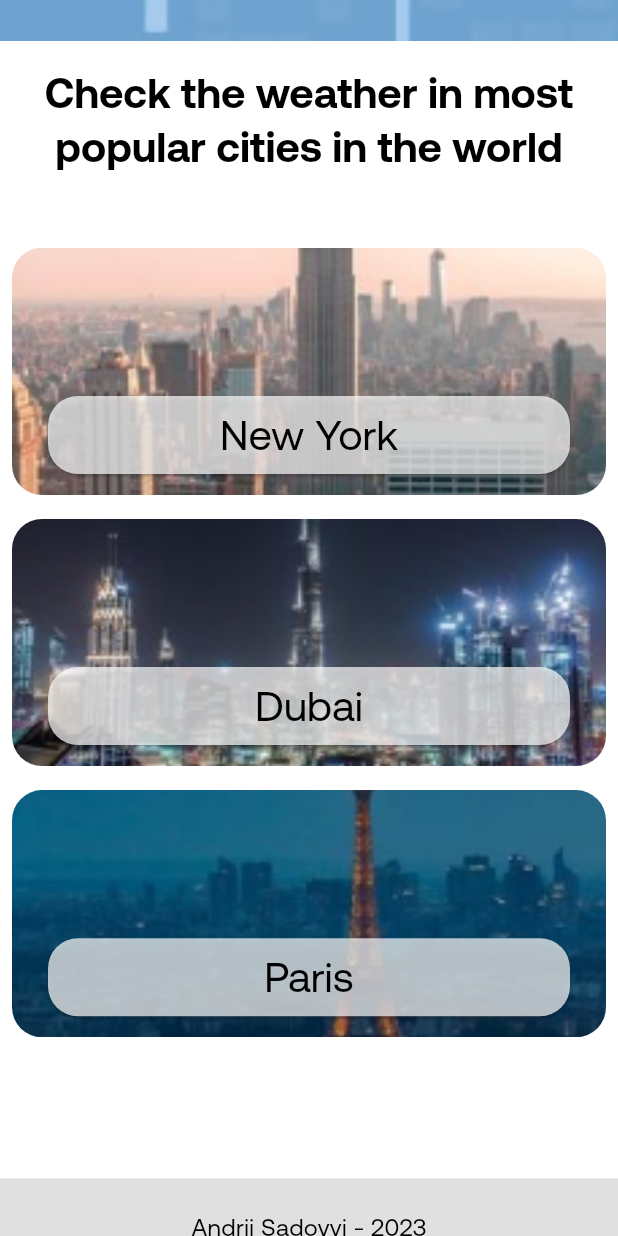
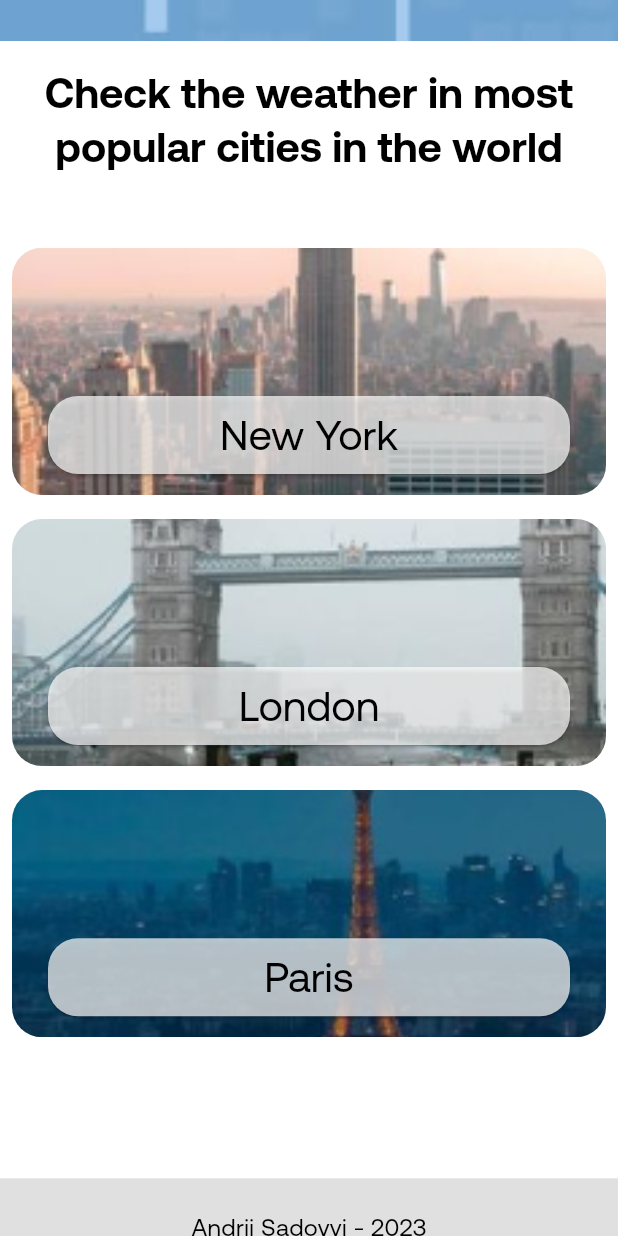
Before and after one commit to andriiSad/weather_app_ca, a Flutter app: the screen it shows after launch, scrolled down 576 dp, on a phone screen of 412 x 824 dp. Run offline on Flutter 3.47's test engine with Material 2 defaults, Android fonts, the phone set to English and light mode, and no system bars; our stand-ins replace bloc, dartz, equatable, flutter_bloc, gap, geolocator and 4 more; missing offline and left inert: flutter_config, search_map_place_updated, yako_theme_switch.

Commit message:
switched from dubai to london

```diff
--- a/lib/src/weather/presentation/screens/home/widgets/popular_cities.dart
+++ b/lib/src/weather/presentation/screens/home/widgets/popular_cities.dart
@@ -21,9 +21,9 @@ class PopularCititesWidget extends StatelessWidget {
       backgroundImageName: 'new_york.png',
     ),
     PopularCity(
-      id: 292223,
-      cityName: 'Dubai',
-      backgroundImageName: 'dubai.png',
+      id: 2643743,
+      cityName: 'London',
+      backgroundImageName: 'london.png',
     ),
     PopularCity(
       id: 2968815,
```
